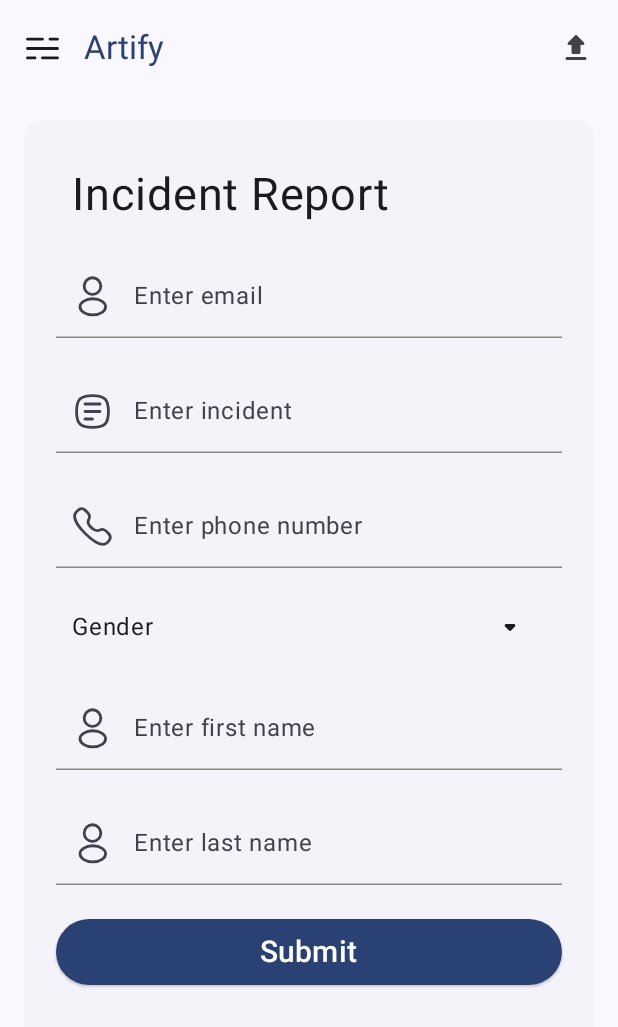
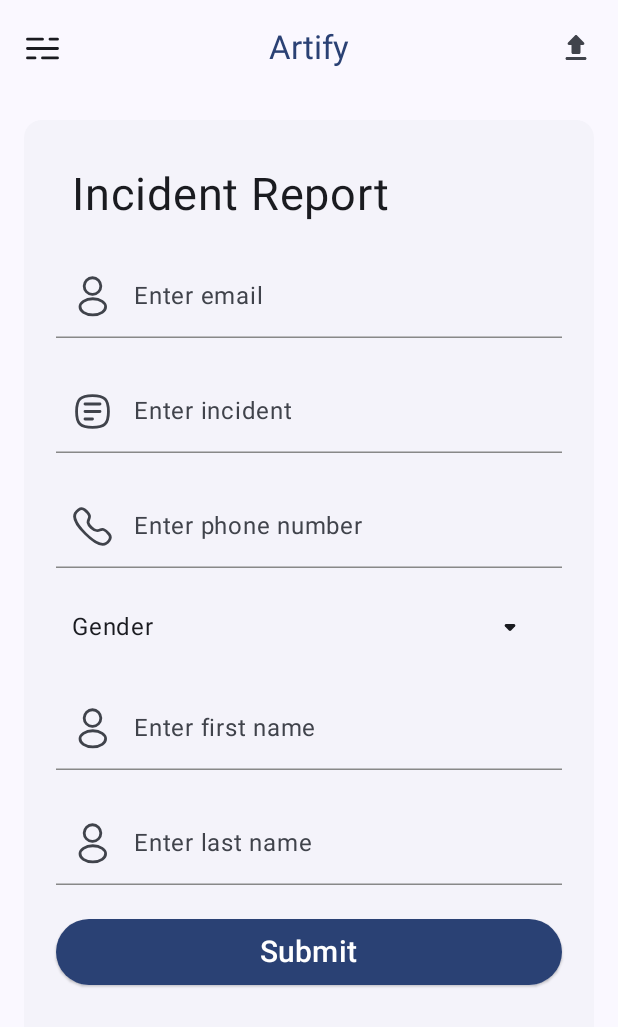
Before and after one commit to B3nj4h/artify, an Android app built with Jetpack Compose: the composable MainScreen shown on its own in the app's theme, on a phone screen of 412 x 824 dp. Shown: the top 1027 px of the screen. Run offline under Robolectric (Android 15) with nearby library versions, the phone set to English and light mode, and no system bars; our stand-ins replace Dagger/Hilt's generated code, accompanist; 1 statement that could not run was skipped.

Commit message:
feat: home screen

```diff
--- a/app/src/main/java/com/example/shelta/presentation/main/components/CustomTopAppBar.kt
+++ b/app/src/main/java/com/example/shelta/presentation/main/components/CustomTopAppBar.kt
@@ -3,6 +3,7 @@ package com.example.shelta.presentation.main.components
 import androidx.compose.foundation.layout.Arrangement
 import androidx.compose.foundation.layout.Column
 import androidx.compose.foundation.layout.Row
+import androidx.compose.foundation.layout.fillMaxSize
 import androidx.compose.foundation.layout.fillMaxWidth
 import androidx.compose.foundation.layout.size
 import androidx.compose.material.icons.Icons
@@ -39,6 +40,7 @@ fun CustomTopAppBar(
         },
         title = {
             Row(
+                modifier = Modifier.fillMaxWidth(),
                 verticalAlignment = Alignment.CenterVertically,
                 horizontalArrangement = Arrangement.Center
             ) {
```
